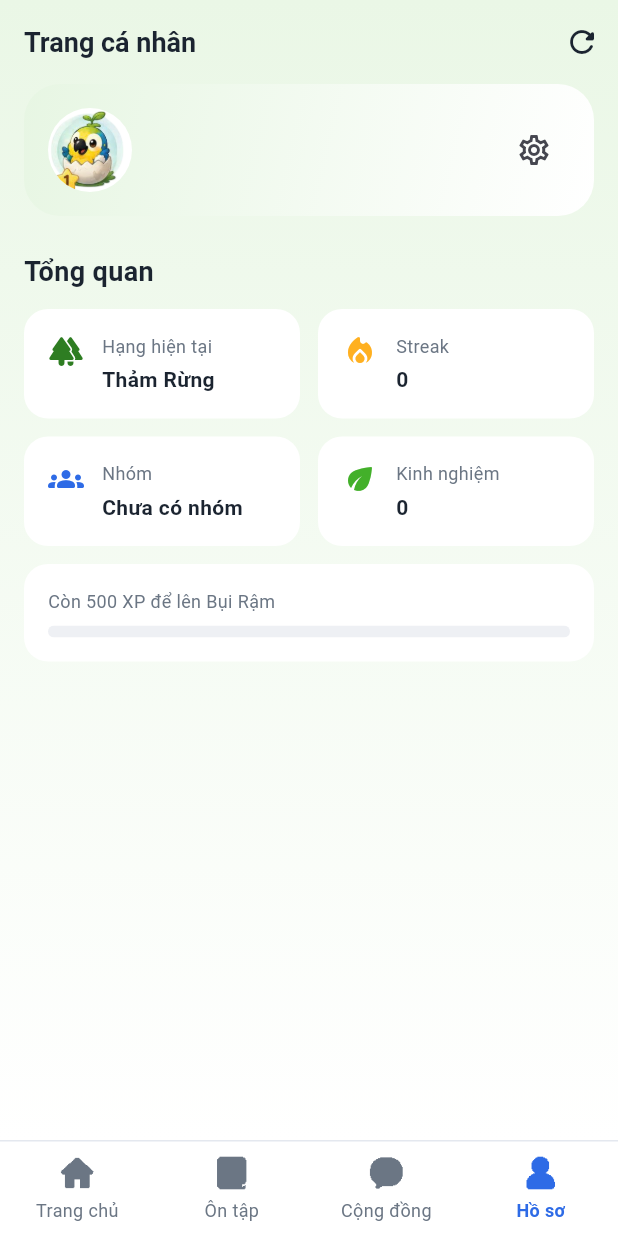
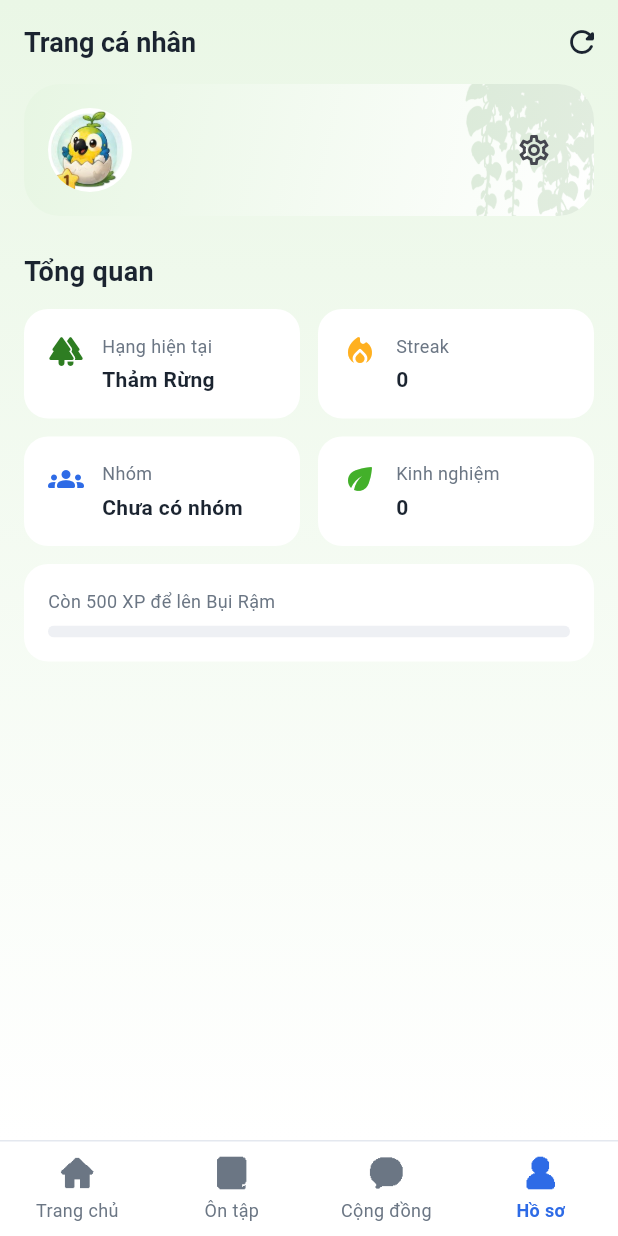
Before and after one commit to khanh11-int/Parrot-English-App, a Flutter app: the ProfilePage screen opened by its route, on a phone screen of 412 x 824 dp. Run offline on Flutter 3.47's test engine with Material 3 defaults, Android fonts, the phone set to English and light mode, and no system bars; our stand-ins replace cloud_firestore, dio, firebase_auth, firebase_core, flutter_riverpod, go_router; accounts and stored records are empty.

Commit message:
feat: 7 ảnh cây rừng — huy hiệu mốc nhóm và hoạ tiết thẻ lớn
Phân loại 7 ảnh mới (tên gốc là "Screenshot ...-Photoroom.png"). Hai ảnh
trùng chủ thể với bản lớn nét hơn (dừa nhỏ, dây leo nhỏ) nên bỏ. Năm ảnh còn
lại vào hai thư mục mới:

- `milestones/` — sprout, sapling, great-tree. Đúng 3 mốc nhóm Chồi Non →
  Cây Vững → Đại Thụ mà PLAN.md ghi đang thiếu; trước đó dùng tạm
  `itemTarget`/`itemLock`.
- `decor/` — vines, palm-cluster. Hoạ tiết cho thẻ gradient lớn, chỗ mục 2.5
  UI_SPEC yêu cầu từ đầu mà chưa có ảnh.

Thêm `JungleCard` và dùng ở 4 thẻ: đầu trang Hồ sơ, header nhóm, thẻ mời tạo
nhóm, thẻ đầu tab Ôn tập. Huy hiệu giải đấu ở Bảng xếp hạng đổi từ khiên/ổ
khoá sang đúng huy hiệu hạng.

Ba lỗi chỉ phát hiện được nhờ dựng ảnh thật ra xem, không phải đọc code:

1. Ảnh cây xanh lá đặt lên thẻ gradient xanh rừng thì **vô hình**. Phải nhuộm
   một màu — trắng trên nền đậm, xanh đậm trên nền nhạt.
2. `Positioned` chỉ có `top`/`right` nên `Image` chưa giải mã xong là cao
   bằng 0: hoạ tiết không vẽ gì rồi thẻ giật một nhịp. Phải khai `decorHeight`.
3. Huy hiệu khoá làm xám + độ mờ 0.35, lại phủ dấu `?` kín cả huy hiệu → cái
   cây mất hút, tức mất luôn mục đích "thấy trước mình sắp trồng gì". Nay giữ
   màu, độ mờ 0.45, dấu `?` nhỏ ở góc.

Kèm `test/golden_preview_test.dart` để chụp giao diện ra ảnh mà xem. Gắn thẻ
`preview` và loại khỏi `flutter test` qua `dart_test.yaml`: đây là công cụ
xem, không phải golden test so sánh — để chạy mặc định sẽ đỏ trên máy khác
font. Harness phải nhường cho event loop **thật** bằng `tester.runAsync`, nếu
không ảnh chưa giải mã xong và ảnh chụp ra thiếu hình — chính chỗ này đã làm
mình tưởng hoạ tiết bị lỗi.

```diff
--- a/lib/core/constants/app_assets.dart
+++ b/lib/core/constants/app_assets.dart
@@ -11,6 +11,8 @@ abstract final class AppAssets {
   static const _items = 'assets/images/items';
   static const _ranks = 'assets/images/ranks';
   static const _topics = 'assets/images/topics';
+  static const _milestones = 'assets/images/milestones';
+  static const _decor = 'assets/images/decor';
 
   // --- Mascot con vẹt ---------------------------------------------------
   static const mascotReading = '$_mascot/reading.png';
@@ -125,6 +127,24 @@ abstract final class AppAssets {
     '$_ranks/level-6.png',
   ];
 
+  // --- Huy hiệu 3 mốc nhóm học tập ---------------------------------------
+  // Cây lớn dần theo mốc: bụi lá → dừa non → dừa lớn.
+  static const milestoneSprout = '$_milestones/sprout.png';
+  static const milestoneSapling = '$_milestones/sapling.png';
+  static const milestoneGreatTree = '$_milestones/great-tree.png';
+
+  /// Huy hiệu của mốc theo [GroupMilestone.index] (0..2).
+  static String milestoneBadge(int milestoneIndex) => switch (milestoneIndex) {
+    0 => milestoneSprout,
+    1 => milestoneSapling,
+    _ => milestoneGreatTree,
+  };
+
+  // --- Hoạ tiết trang trí ------------------------------------------------
+  // Dùng ở góc các thẻ gradient lớn, độ mờ thấp để không cạnh tranh nội dung.
+  static const decorVines = '$_decor/vines.png';
+  static const decorPalmCluster = '$_decor/palm-cluster.png';
+
   // --- Ảnh 13 chủ đề tiếng Anh ------------------------------------------
   // Bộ này rộng hơn 7 chủ đề đang có trên Firestore; phần chưa dùng để dành cho
   // lúc mở thêm chủ đề.
--- a/lib/features/profile/presentation/pages/profile_page.dart
+++ b/lib/features/profile/presentation/pages/profile_page.dart
@@ -10,6 +10,7 @@ import '../../../../core/theme/app_text_styles.dart';
 import '../../../../shared/widgets/rank_avatar.dart';
 import '../../../../shared/widgets/app_linear_progress.dart';
 import '../../../../shared/widgets/async_value_view.dart';
+import '../../../../shared/widgets/jungle_card.dart';
 import '../../../../shared/widgets/section_header.dart';
 import '../../../../shared/widgets/stat_tile.dart';
 import '../../domain/entities/user_profile.dart';
@@ -73,18 +74,17 @@ class _ProfileHeaderCard extends StatelessWidget {
 
   @override
   Widget build(BuildContext context) {
-    return Container(
-      padding: AppSpacing.cardPadding,
-      decoration: const BoxDecoration(
-        // Chỗ này theo spec là nền hoạ tiết lá mờ; tạm dùng gradient nhạt cho
-        // tới khi có asset hoạ tiết riêng.
-        gradient: LinearGradient(
-          begin: Alignment.topLeft,
-          end: Alignment.bottomRight,
-          colors: [AppColors.leafLight, AppColors.bgBase],
-        ),
-        borderRadius: AppRadius.cardLargeBorder,
+    return JungleCard(
+      gradient: const LinearGradient(
+        begin: Alignment.topLeft,
+        end: Alignment.bottomRight,
+        colors: [AppColors.leafLight, AppColors.bgBase],
       ),
+      // Thẻ này nền sáng nên nhuộm xanh đậm; nhuộm trắng sẽ mất hút.
+      decorColor: AppColors.leafDark,
+      decorOpacity: 0.14,
+      decorWidth: 104,
+      decorHeight: 148,
       child: Row(
         children: [
           RankAvatar(
--- a/lib/features/quiz/presentation/pages/topic_list_page.dart
+++ b/lib/features/quiz/presentation/pages/topic_list_page.dart
@@ -37,7 +37,7 @@ class TopicListPage extends ConsumerWidget {
                   message:
                       'Chưa có chủ đề nào trong giáo trình.\n'
                       'Liên hệ quản trị viên để bổ sung nhé!',
-                  mascotAsset: AppAssets.stickerThinking,
+                  mascotAsset: AppAssets.mascotExplore,
                 )
               : _TopicList(topics: topics),
         ),
--- /dev/null
+++ b/lib/shared/widgets/jungle_card.dart
@@ -0,0 +1,93 @@
+import 'package:flutter/material.dart';
+
+import '../../core/constants/app_assets.dart';
+import '../../core/theme/app_colors.dart';
+import '../../core/theme/app_spacing.dart';
+
+/// Thẻ lớn nền gradient, có **hoạ tiết cây rừng mờ** ở góc trên phải.
+///
+/// Mục 2.5 của `docs/UI_SPEC.md` yêu cầu hoạ tiết lá ở header và các thẻ lớn,
+/// nhưng trước đây chưa có ảnh nên các thẻ chỉ có gradient trơn.
+///
+/// Hoạ tiết cố tình **tràn ra ngoài** góc thẻ rồi bị `ClipRRect` cắt: cây mọc
+/// vào từ ngoài khung trông tự nhiên hơn một cái cây đặt gọn trong góc.
+///
+/// Hoạ tiết luôn được **nhuộm một màu** ([decorColor]) chứ không giữ màu gốc.
+/// Ảnh cây gốc màu xanh lá, đặt lên thẻ gradient xanh rừng thì gần như vô hình —
+/// đã dựng ảnh thật ra xem và không thấy gì. Nhuộm trắng trên nền đậm (hoặc
+/// xanh đậm trên nền nhạt) cho ra một hình chìm rõ nét mà vẫn không giành chỗ
+/// đọc của chữ.
+class JungleCard extends StatelessWidget {
+  const JungleCard({
+    super.key,
+    required this.child,
+    this.gradient = AppColors.canopyGradient,
+    this.decor = AppAssets.decorVines,
+    this.decorWidth = 116,
+    this.decorHeight = 164,
+    this.decorOpacity = 0.16,
+    this.decorColor = AppColors.bgBase,
+    this.decorOffset = const Offset(-18, -24),
+    this.padding = AppSpacing.cardPadding,
+  });
+
+  final Widget child;
+  final Gradient gradient;
+
+  /// Ảnh hoạ tiết; đặt `null` để dùng thẻ gradient trơn.
+  final String? decor;
+
+  final double decorWidth;
+
+  /// Chiều cao hoạ tiết. Phải khai **tường minh**: `Positioned` chỉ có `top` và
+  /// `right` nên con nhận ràng buộc lỏng, và `Image` chưa giải mã xong thì cao
+  /// bằng 0 — hoạ tiết không vẽ gì cho tới khi ảnh về, rồi thẻ giật một nhịp.
+  final double decorHeight;
+
+  final double decorOpacity;
+
+  /// Màu nhuộm hoạ tiết. Trắng cho thẻ nền đậm, xanh đậm cho thẻ nền nhạt.
+  final Color decorColor;
+
+  /// Lệch của hoạ tiết so với góc trên phải. Giá trị âm đẩy nó tràn ra ngoài.
+  final Offset decorOffset;
+
+  final EdgeInsets padding;
+
+  @override
+  Widget build(BuildContext context) {
+    final decorAsset = decor;
+
+    return ClipRRect(
+      borderRadius: AppRadius.cardLargeBorder,
+      child: DecoratedBox(
+        decoration: BoxDecoration(gradient: gradient),
+        child: Stack(
+          children: [
+            if (decorAsset != null)
+              Positioned(
+                top: decorOffset.dy,
+                right: decorOffset.dx,
+                child: Opacity(
+                  opacity: decorOpacity,
+                  child: Image.asset(
+                    decorAsset,
+                    width: decorWidth,
+                    height: decorHeight,
+                    fit: BoxFit.contain,
+                    // `srcIn` giữ đúng hình dáng lá và thay toàn bộ màu — hợp
+                    // vì ảnh đã có nền trong suốt.
+                    color: decorColor,
+                    colorBlendMode: BlendMode.srcIn,
+                  ),
+                ),
+              ),
+            // Không `Positioned`: đây là widget quyết định chiều cao của thẻ,
+            // hoạ tiết chỉ vẽ đè lên nên không được ảnh hưởng kích thước.
+            Padding(padding: padding, child: child),
+          ],
+        ),
+      ),
+    );
+  }
+}
--- a/pubspec.yaml
+++ b/pubspec.yaml
@@ -44,3 +44,5 @@ flutter:
     - assets/images/items/
     - assets/images/ranks/
     - assets/images/topics/
+    - assets/images/milestones/
+    - assets/images/decor/
```
Also changed, not shown: dart_test.yaml (added, +11 -0 lines), lib/features/community/presentation/widgets/leaderboard_tab.dart (+4 -3 lines), lib/features/community/presentation/widgets/study_group_tab.dart (+11 -15 lines), lib/features/flashcard/presentation/pages/review_page.dart (+2 -6 lines), lib/features/home/presentation/widgets/quest_card.dart (+8 -4 lines), lib/shared/widgets/badge_avatar.dart (+27 -23 lines), assets/images/decor/palm-cluster.png (added), assets/images/decor/vines.png (added), assets/images/milestones/great-tree.png (added), assets/images/milestones/sapling.png (added), assets/images/milestones/sprout.png (added), 4 other files.
